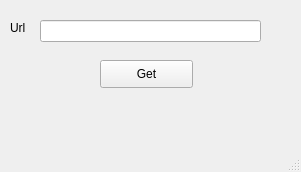
Qt form mainwindow.ui (Valencia1121/QT_NetworkAccess) before a commit.
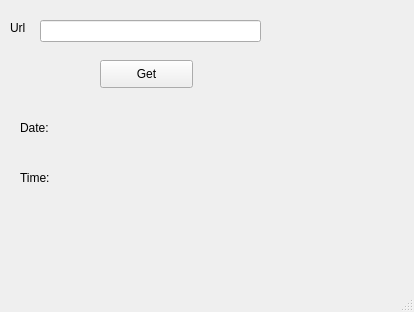
The same form after that commit.

```diff
--- a/mainwindow.ui
+++ b/mainwindow.ui
@@ -6,8 +6,8 @@
    <rect>
     <x>0</x>
     <y>0</y>
-    <width>301</width>
-    <height>172</height>
+    <width>414</width>
+    <height>312</height>
    </rect>
   </property>
   <property name="windowTitle">
@@ -50,6 +50,58 @@
      <string>Url</string>
     </property>
    </widget>
+   <widget class="QLabel" name="label_2">
+    <property name="geometry">
+     <rect>
+      <x>20</x>
+      <y>140</y>
+      <width>51</width>
+      <height>16</height>
+     </rect>
+    </property>
+    <property name="text">
+     <string/>
+    </property>
+   </widget>
+   <widget class="QLabel" name="label_3">
+    <property name="geometry">
+     <rect>
+      <x>20</x>
+      <y>190</y>
+      <width>51</width>
+      <height>16</height>
+     </rect>
+    </property>
+    <property name="text">
+     <string/>
+    </property>
+   </widget>
+   <widget class="QLabel" name="label_4">
+    <property name="geometry">
+     <rect>
+      <x>20</x>
+      <y>120</y>
+      <width>51</width>
+      <height>16</height>
+     </rect>
+    </property>
+    <property name="text">
+     <string>Date: </string>
+    </property>
+   </widget>
+   <widget class="QLabel" name="label_5">
+    <property name="geometry">
+     <rect>
+      <x>20</x>
+      <y>170</y>
+      <width>51</width>
+      <height>16</height>
+     </rect>
+    </property>
+    <property name="text">
+     <string>Time:</string>
+    </property>
+   </widget>
   </widget>
   <widget class="QMenuBar" name="menubar">
    <property name="geometry">
```
Left out of the diff: 4 changed lines with no effect on the pictures.
